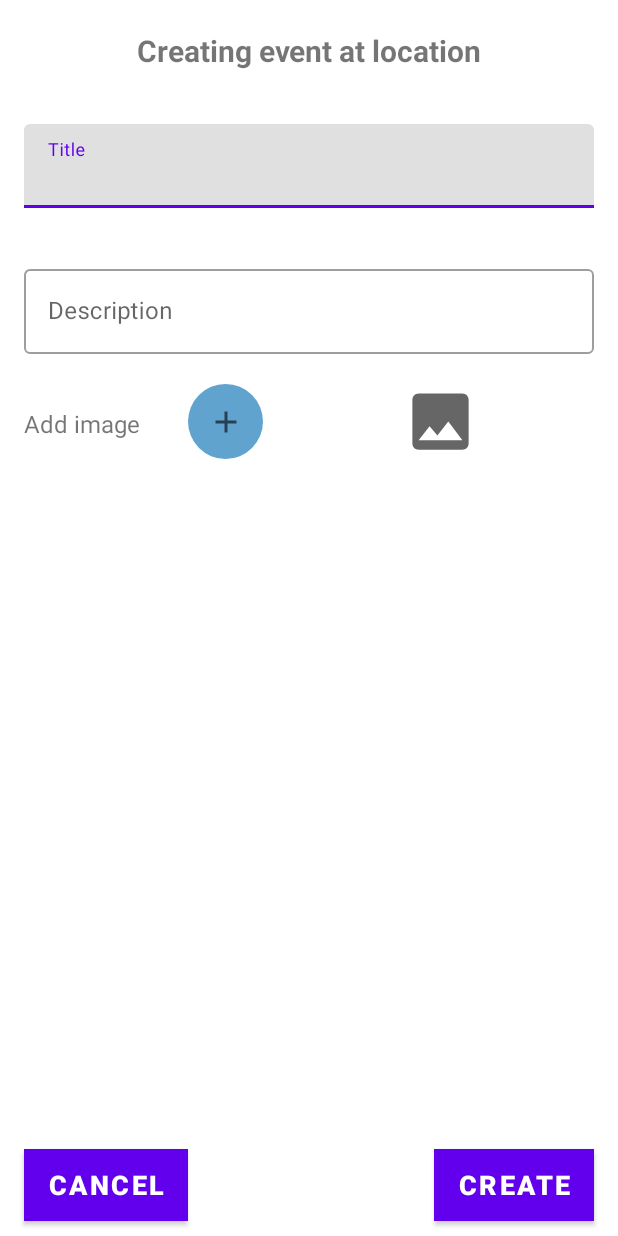
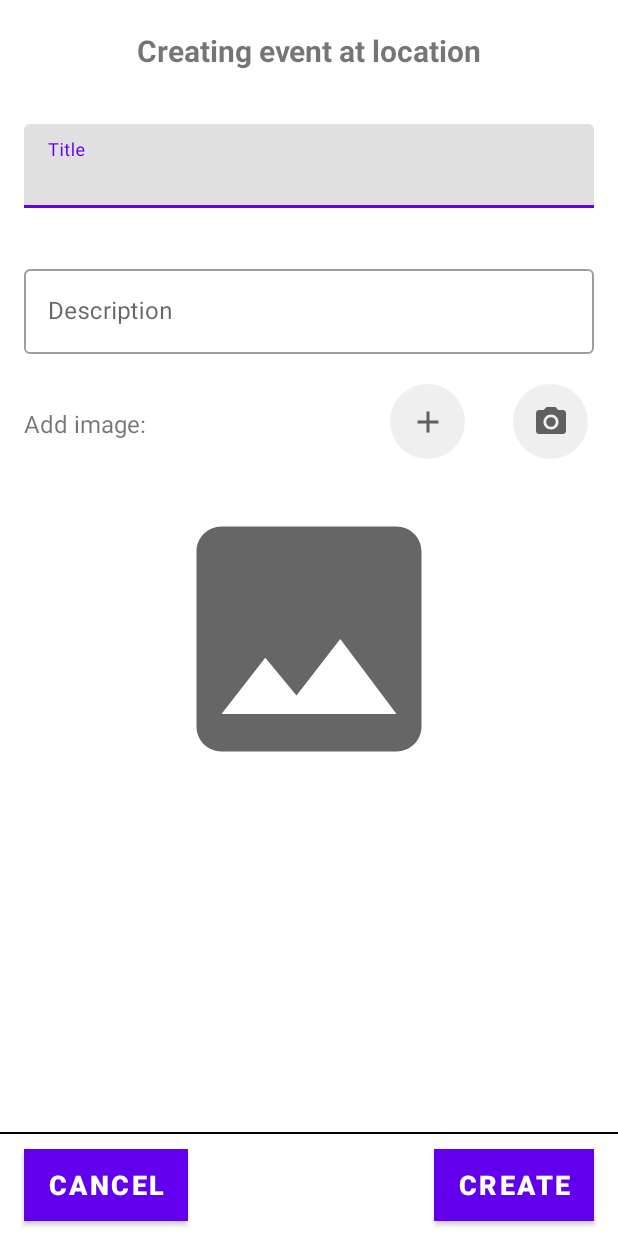
Before and after one commit to Kekelic/newsOnMap, an Android app: the layout dialog_create_news.xml on its own in the app's theme, with its tools: preview values and no code run, on a phone screen of 412 x 824 dp. Run offline under Robolectric (Android 15) with nearby library versions, the phone set to English and light mode, and no system bars.

Commit message:
added camera

```diff
--- /dev/null
+++ b/app/src/main/res/drawable/ic_baseline_photo_camera_24.xml
@@ -0,0 +1,13 @@
+<vector xmlns:android="http://schemas.android.com/apk/res/android"
+    android:width="24dp"
+    android:height="24dp"
+    android:viewportWidth="24"
+    android:viewportHeight="24"
+    android:tint="?attr/colorControlNormal">
+  <path
+      android:fillColor="@android:color/white"
+      android:pathData="M12,12m-3.2,0a3.2,3.2 0,1 1,6.4 0a3.2,3.2 0,1 1,-6.4 0"/>
+  <path
+      android:fillColor="@android:color/white"
+      android:pathData="M9,2L7.17,4L4,4c-1.1,0 -2,0.9 -2,2v12c0,1.1 0.9,2 2,2h16c1.1,0 2,-0.9 2,-2L22,6c0,-1.1 -0.9,-2 -2,-2h-3.17L15,2L9,2zM12,17c-2.76,0 -5,-2.24 -5,-5s2.24,-5 5,-5 5,2.24 5,5 -2.24,5 -5,5z"/>
+</vector>
--- a/app/src/main/res/drawable/round_btn.xml
+++ b/app/src/main/res/drawable/round_btn.xml
@@ -1,7 +1,7 @@
 <?xml version="1.0" encoding="utf-8"?>
 <shape xmlns:android="http://schemas.android.com/apk/res/android"
     android:shape="rectangle">
-    <solid android:color="#61a3cf"/>
+    <solid android:color="@color/white_logo"/>
     <size android:width="50dp" android:height="50dp"/>
     <corners android:radius="25dp"/>
 
--- a/app/src/main/res/layout/dialog_create_news.xml
+++ b/app/src/main/res/layout/dialog_create_news.xml
@@ -8,10 +8,10 @@
         android:id="@+id/sv_data"
         android:layout_width="match_parent"
         android:layout_height="0dp"
+        app:layout_constraintBottom_toTopOf="@id/rl_buttons"
         app:layout_constraintEnd_toEndOf="parent"
         app:layout_constraintStart_toStartOf="parent"
-        app:layout_constraintTop_toTopOf="parent"
-        app:layout_constraintBottom_toTopOf="@id/rl_buttons">
+        app:layout_constraintTop_toTopOf="parent">
 
 
         <androidx.constraintlayout.widget.ConstraintLayout
@@ -93,32 +93,46 @@
                     android:layout_marginStart="16dp"
                     android:layout_marginTop="20dp"
                     android:layout_marginEnd="16dp"
-                    android:layout_toEndOf="@id/tv_add_image"
+                    android:layout_toStartOf="@id/ib_camera"
                     android:background="@drawable/round_btn"
                     android:src="@drawable/ic_baseline_add_24" />
 
-                <ImageView
-                    android:id="@+id/iv_image"
-                    android:layout_width="match_parent"
+                <ImageButton
+                    android:id="@+id/ib_camera"
+                    android:layout_width="50dp"
                     android:layout_height="50dp"
+                    android:layout_marginStart="16dp"
                     android:layout_marginTop="20dp"
-                    android:layout_marginEnd="16dp"
-                    android:layout_toRightOf="@id/ib_add_image"
-                    android:src="@drawable/ic_baseline_image_24" />
+                    android:layout_marginEnd="20dp"
+                    android:layout_alignParentEnd="true"
+                    android:background="@drawable/round_btn"
+                    android:src="@drawable/ic_baseline_photo_camera_24" />
 
             </RelativeLayout>
+
+            <ImageView
+                android:id="@+id/iv_image"
+                android:layout_width="match_parent"
+                android:layout_height="200dp"
+                android:layout_marginTop="20dp"
+                android:layout_marginEnd="16dp"
+                android:layout_marginStart="16dp"
+                android:src="@drawable/ic_baseline_image_24"
+                app:layout_constraintEnd_toEndOf="parent"
+                app:layout_constraintStart_toStartOf="parent"
+                app:layout_constraintTop_toBottomOf="@id/rl_add_image"/>
         </androidx.constraintlayout.widget.ConstraintLayout>
     </ScrollView>
 
 
-    <!--        <View-->
-    <!--            android:id="@+id/v_line"-->
-    <!--            android:layout_width="match_parent"-->
-    <!--            android:layout_height="1dp"-->
-    <!--            android:background="@color/black"-->
-    <!--            app:layout_constraintEnd_toEndOf="parent"-->
-    <!--            app:layout_constraintStart_toStartOf="parent"-->
-    <!--            app:layout_constraintTop_toBottomOf="@id/rl_add_image" />-->
+    <View
+        android:id="@+id/v_line"
+        android:layout_width="match_parent"
+        android:layout_height="1dp"
+        android:background="@color/black"
+        app:layout_constraintBottom_toTopOf="@id/rl_buttons"
+        app:layout_constraintEnd_toEndOf="parent"
+        app:layout_constraintStart_toStartOf="parent" />
 
     <RelativeLayout
         android:id="@+id/rl_buttons"
--- a/app/src/main/res/values/colors.xml
+++ b/app/src/main/res/values/colors.xml
@@ -7,4 +7,9 @@
     <color name="teal_700">#FF018786</color>
     <color name="black">#FF000000</color>
     <color name="white">#FFFFFFFF</color>
+
+    <color name="white_logo">#EFEFEF</color>
+    <color name="orange_logo">#F66B0E</color>
+    <color name="blue_logo">#205375</color>
+    <color name="black_logo">#112B3C</color>
 </resources>
--- a/app/src/main/res/values/strings.xml
+++ b/app/src/main/res/values/strings.xml
@@ -4,8 +4,8 @@
     <string name="open">Open</string>
     <string name="close">Close</string>
     <string name="hello_blank_fragment">Hello list</string>
-    <string name="about_title">Information about this application</string>
+    <string name="about_title">About this application</string>
     <string name="create_title">Creating event at location</string>
-    <string name="add_image">Add image</string>
+    <string name="add_image">Add image:</string>
 
 </resources>
--- /dev/null
+++ b/app/src/main/res/xml/fileprovider.xml
@@ -0,0 +1,6 @@
+<?xml version="1.0" encoding="utf-8"?>
+<paths>
+    <external-files-path
+        name="images"
+        path="Pictures"/>
+</paths>
```
Also changed, not shown: app/src/main/AndroidManifest.xml (+14 -1 lines), app/src/main/java/com/example/newsonmap/ui/details/CreateNewsDialog.kt (+51 -3 lines), app/src/main/res/layout/fragment_about.xml (+55 -13 lines), app/src/main/res/font/mistral.ttf (added).
